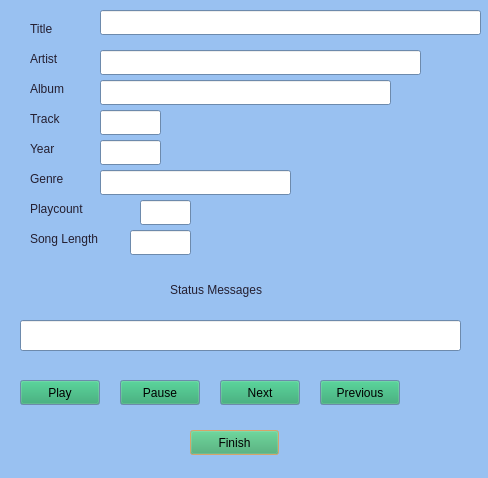
poldi171254/StrawberryRemote, file player.ui: the form before one commit.
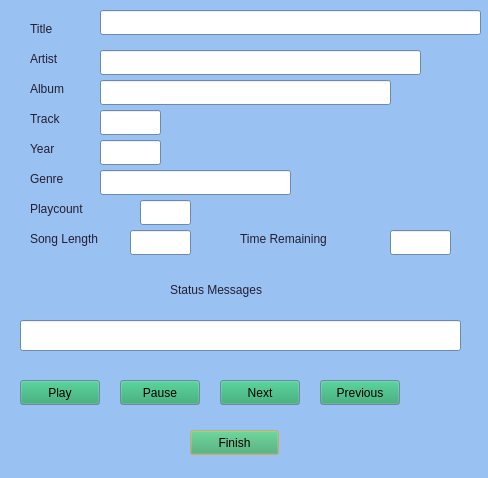
The form after the commit.

Commit message: Added versioning of proto file. Add synchronisation of player changes including shut down on Strawberry

Patch:
```diff
--- a/player.ui
+++ b/player.ui
@@ -430,6 +430,32 @@
     <string>Next</string>
    </property>
   </widget>
+  <widget class="QLabel" name="label">
+   <property name="geometry">
+    <rect>
+     <x>240</x>
+     <y>230</y>
+     <width>111</width>
+     <height>18</height>
+    </rect>
+   </property>
+   <property name="text">
+    <string>Time Remaining</string>
+   </property>
+  </widget>
+  <widget class="QLineEdit" name="songlengthremaining">
+   <property name="geometry">
+    <rect>
+     <x>390</x>
+     <y>230</y>
+     <width>61</width>
+     <height>25</height>
+    </rect>
+   </property>
+   <property name="readOnly">
+    <bool>true</bool>
+   </property>
+  </widget>
  </widget>
  <resources/>
  <connections/>
```
The commit also changes 8 other files.
